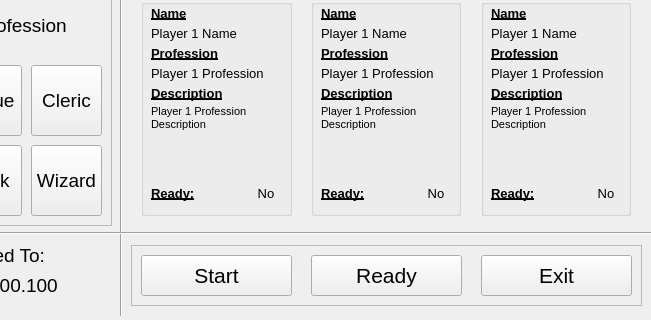
Before: the Qt Designer form client/ui/lobby-menu.ui in forsytheda/tiny-pyrpg, drawn with Qt 5; both pictures show x 149 to 800 and y 285 to 605 of the 800 by 605 pixel window.
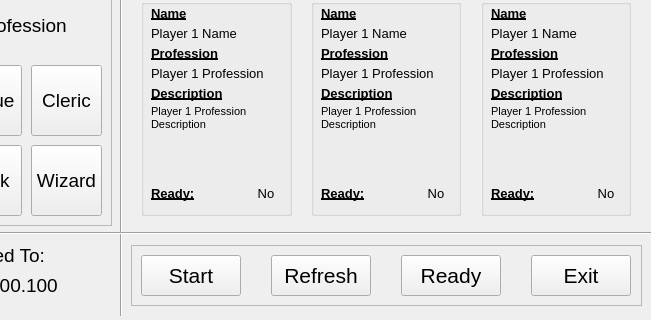
After: the same form once the commit is applied.

```diff
--- a/client/ui/lobby-menu.ui
+++ b/client/ui/lobby-menu.ui
@@ -1605,7 +1605,7 @@
       <rect>
        <x>10</x>
        <y>10</y>
-       <width>151</width>
+       <width>100</width>
        <height>41</height>
       </rect>
      </property>
@@ -1621,9 +1621,9 @@
     <widget class="QPushButton" name="btn_ready">
      <property name="geometry">
       <rect>
-       <x>180</x>
+       <x>270</x>
        <y>10</y>
-       <width>151</width>
+       <width>100</width>
        <height>41</height>
       </rect>
      </property>
@@ -1639,9 +1639,9 @@
     <widget class="QPushButton" name="btn_exit">
      <property name="geometry">
       <rect>
-       <x>350</x>
+       <x>400</x>
        <y>10</y>
-       <width>151</width>
+       <width>100</width>
        <height>41</height>
       </rect>
      </property>
@@ -1654,6 +1654,24 @@
       <string>Exit</string>
      </property>
     </widget>
+    <widget class="QPushButton" name="btn_refresh">
+     <property name="geometry">
+      <rect>
+       <x>140</x>
+       <y>10</y>
+       <width>100</width>
+       <height>41</height>
+      </rect>
+     </property>
+     <property name="font">
+      <font>
+       <pointsize>16</pointsize>
+      </font>
+     </property>
+     <property name="text">
+      <string>Refresh</string>
+     </property>
+    </widget>
    </widget>
    <zorder>line_3</zorder>
    <zorder>lbl_title</zorder>
```
